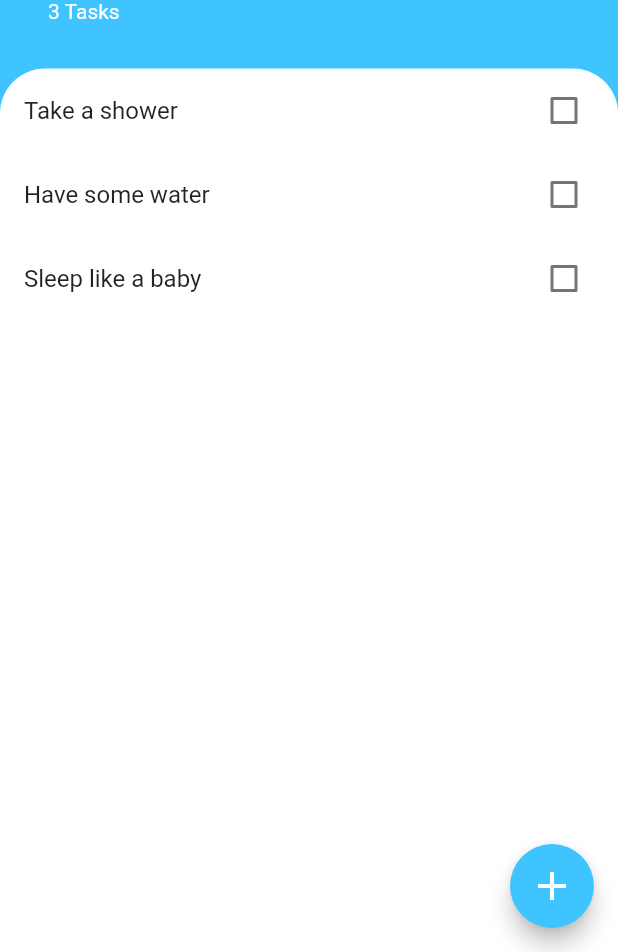
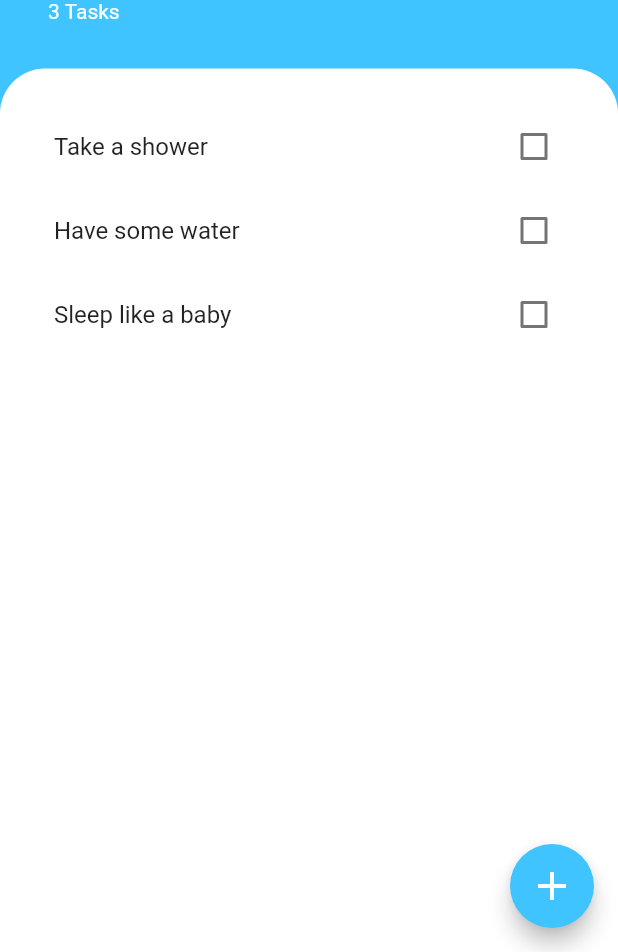
Before and after one commit to Dark3088/todoeyapp, a Flutter app: the screen it shows after launch, on a phone screen of 412 x 824 dp, the part 284-1236 px from its top. Run offline on Flutter 3.47's test engine with Material 2 defaults, Android fonts, the phone set to English and light mode, and no system bars.

Commit message:
Challenge Completed
- Implemented State Management (Provider)
- Code Refactored

```diff
--- a/lib/models/task.dart
+++ b/lib/models/task.dart
@@ -1,3 +1,7 @@
+import 'dart:collection';
+
+import 'package:flutter/foundation.dart';
+
 class Task {
   final String name;
   bool isDone;
@@ -9,15 +13,14 @@ class Task {
   }
 }
 
-class TaskManager {
-  TaskManager();
+class TaskManager with ChangeNotifier {
+  List<Task> _taskList = [];
+  List<Task> get taskList => List.unmodifiable(_taskList);
+  int get tasksCount => _taskList.length;
 
-  List<Task> _taskList = [];
-  List<Task> getTaskList() => _taskList;
-
-  List<Task> createNewTask({String taskText = ''}) {
+  void createNewTask({String taskText = ''}) {
     _taskList.add(Task(name: taskText));
-    return _taskList;
+    notifyListeners();
   }
 
   void initTasksList() {
@@ -28,12 +31,13 @@ class TaskManager {
     ];
   }
 
-  List<Task> updateTaskState(int taskIndex) {
+  updateTaskState(int taskIndex) {
     _taskList[taskIndex].updateCheckbox();
-    return _taskList;
+    notifyListeners();
   }
 
   void removeTaskAt({required int position}) {
     _taskList.removeAt(position);
+    notifyListeners();
   }
 }
--- a/lib/screens/add_task_screen.dart
+++ b/lib/screens/add_task_screen.dart
@@ -4,12 +4,10 @@ class AddTaskScreen extends StatelessWidget {
   const AddTaskScreen({
     super.key,
     required this.addTask,
-    required this.clearField,
     required this.textEditingController,
   });
 
   final Function addTask;
-  final Function clearField;
   final TextEditingController textEditingController;
 
   @override
@@ -38,7 +36,6 @@ class AddTaskScreen extends StatelessWidget {
               controller: textEditingController,
               textAlign: TextAlign.center,
               keyboardType: TextInputType.text,
-              onEditingComplete: () => clearField,
               onChanged: (value) {
                 textEditingController.text = value;
                 textEditingController.selection = TextSelection.collapsed(
--- a/lib/screens/tasks_screen.dart
+++ b/lib/screens/tasks_screen.dart
@@ -3,47 +3,15 @@ import 'package:todoeyapp/models/task.dart';
 import 'package:todoeyapp/screens/add_task_screen.dart';
 import '../widgets/task_list.dart';
 
-class TasksScreen extends StatefulWidget {
+class TasksScreen extends StatelessWidget {
   const TasksScreen({super.key});
 
   @override
-  State<TasksScreen> createState() => _TasksScreenState();
-}
+  Widget build(BuildContext context) {
+    final taskManager = TaskManager();
+    taskManager.initTasksList();
+    final textController = TextEditingController();
 
-class _TasksScreenState extends State<TasksScreen> {
-  final _textController = TextEditingController();
-  final taskManager = TaskManager();
-
-  void createTask(String newTaskName) {
-    setState(() {
-      taskManager.createNewTask(taskText: newTaskName);
-      _textController.clear();
-    });
-  }
-
-  @override
-  void dispose() {
-    _textController.dispose();
-    super.dispose();
-  }
-
-  void updateTask(int taskId) {
-    setState(() {
-      taskManager.updateTaskState(taskId);
-    });
-  }
-
-  @override
-  void initState() {
-    super.initState();
-    taskManager.initTasksList();
-    _textController.addListener(() {
-      _textController.text;
-    });
-  }
-
-  @override
-  Widget build(BuildContext context) {
     return Scaffold(
       floatingActionButton: FloatingActionButton(
         backgroundColor: Colors.lightBlueAccent,
@@ -67,12 +35,14 @@ class _TasksScreenState extends State<TasksScreen> {
                 ),
                 child: AddTaskScreen(
                   addTask: (String taskText) {
-                    createTask(taskText);
-                    Future.delayed(const Duration(milliseconds: 400),
-                        () => Navigator.pop(context));
+                    textController.clear();
+                    taskManager.createNewTask(taskText: taskText);
+                    Future.delayed(
+                      const Duration(milliseconds: 300),
+                      () => Navigator.pop(context),
+                    );
                   },
-                  clearField: () => createTask,
-                  textEditingController: _textController,
+                  textEditingController: textController,
                 )),
           );
         },
@@ -108,12 +78,13 @@ class _TasksScreenState extends State<TasksScreen> {
                   color: Colors.white,
                 ),
               ),
-              Text(
-                '${taskManager.getTaskList().length} Tasks',
-                style: const TextStyle(
-                  color: Colors.white,
+              ListenableBuilder(
+                listenable: taskManager,
+                builder: (context, child) => Text(
+                  '${taskManager.tasksCount} Tasks',
+                  style: const TextStyle(color: Colors.white),
                 ),
-              )
+              ),
             ]),
           ),
           Expanded(
@@ -125,10 +96,7 @@ class _TasksScreenState extends State<TasksScreen> {
                   topRight: Radius.circular(30),
                 ),
               ),
-              child: TaskList(
-                taskList: taskManager.getTaskList(),
-                updateCheckbox: (taskIndex) => updateTask(taskIndex),
-              ),
+              child: TaskList(taskManager: taskManager),
             ),
           ),
         ],
--- a/lib/widgets/task_list.dart
+++ b/lib/widgets/task_list.dart
@@ -1,27 +1,41 @@
 import 'package:flutter/material.dart';
-import 'package:todoeyapp/widgets/task_tile.dart';
 import '../models/task.dart';
 
 class TaskList extends StatelessWidget {
   const TaskList({
     super.key,
-    required this.taskList,
-    required this.updateCheckbox,
+    required this.taskManager,
   });
-  final List<Task> taskList;
-  final Function updateCheckbox;
+
+  final TaskManager taskManager;
 
   @override
   Widget build(BuildContext context) {
-    return ListView.builder(
-      itemBuilder: (BuildContext context, int index) {
-        return CheckboxTile(
-          name: taskList[index].name,
-          checkboxState: taskList[index].isDone,
-          onUpdateCheckbox: (taskState) => updateCheckbox(index),
-        );
-      },
-      itemCount: taskList.length,
+    return ListenableBuilder(
+      listenable: taskManager,
+      builder: (context, child) => ListView.builder(
+        padding: const EdgeInsets.symmetric(
+          horizontal: 20,
+          vertical: 24,
+        ),
+        itemCount: taskManager.tasksCount,
+        itemBuilder: (BuildContext context, int curTask) {
+          final task = taskManager.taskList[curTask];
+          return InkWell(
+            onLongPress: () => taskManager.removeTaskAt(position: curTask),
+            child: CheckboxListTile(
+              title: Text(task.name,
+                  style: TextStyle(
+                    decoration: task.isDone ? TextDecoration.lineThrough : null,
+                  )),
+              value: task.isDone,
+              onChanged: (latestState) {
+                taskManager.updateTaskState(curTask);
+              },
+            ),
+          );
+        },
+      ),
     );
   }
 }
--- a/lib/widgets/task_tile.dart
+++ /dev/null
@@ -1,25 +0,0 @@
-import 'package:flutter/material.dart';
-
-class CheckboxTile extends StatelessWidget {
-  const CheckboxTile(
-      {super.key,
-      required this.onUpdateCheckbox,
-      required this.name,
-      required this.checkboxState});
-
-  final bool checkboxState;
-  final String name;
-  final Function onUpdateCheckbox;
-
-  @override
-  Widget build(BuildContext context) {
-    return CheckboxListTile(
-      title: Text(name,
-          style: TextStyle(
-            decoration: checkboxState ? TextDecoration.lineThrough : null,
-          )),
-      value: checkboxState,
-      onChanged: (newState) => onUpdateCheckbox(newState),
-    );
-  }
-}
--- a/pubspec.yaml
+++ b/pubspec.yaml
@@ -35,6 +35,7 @@ dependencies:
   # The following adds the Cupertino Icons font to your application.
   # Use with the CupertinoIcons class for iOS style icons.
   cupertino_icons: ^1.0.2
+  provider: ^6.0.5
 
 dev_dependencies:
   flutter_test:
```
Also changed, not shown: lib/main.dart (+5 -2 lines).
